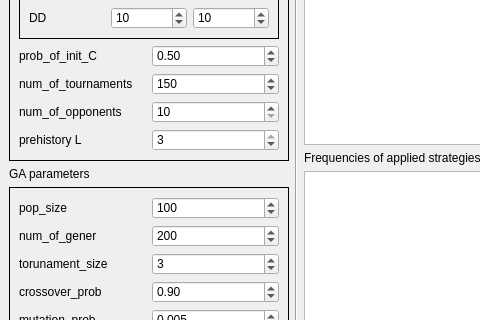
Above: ain_code/ui/main_window.ui from fishija/prisoners-dilemma before the change; both pictures show x 0 to 480 and y 200 to 520 of the 980 by 718 pixel window. Below: the same form after it.
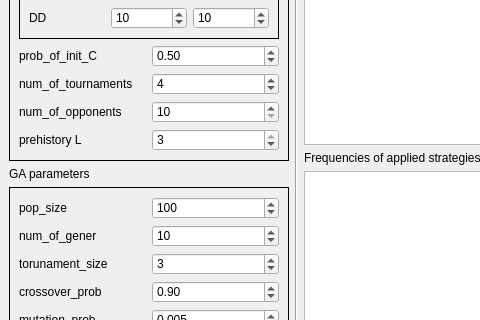
That is the form after the change.

```diff
--- a/ain_code/ui/main_window.ui
+++ b/ain_code/ui/main_window.ui
@@ -254,7 +254,7 @@
               <number>999999999</number>
              </property>
              <property name="value">
-              <number>150</number>
+              <number>4</number>
              </property>
             </widget>
            </item>
@@ -412,7 +412,7 @@
               <number>999999999</number>
              </property>
              <property name="value">
-              <number>200</number>
+              <number>10</number>
              </property>
             </widget>
            </item>
```
